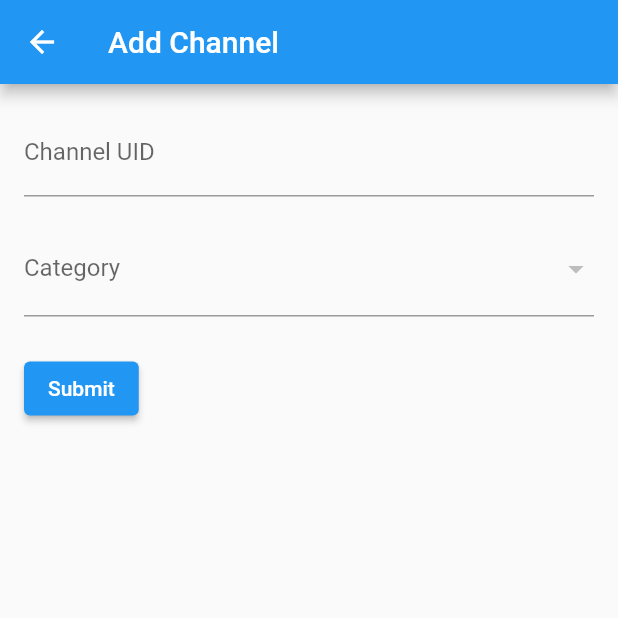
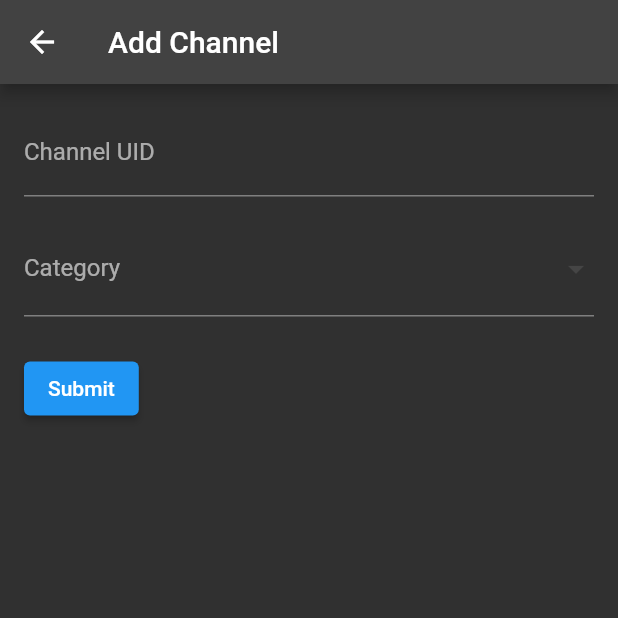
Before and after one commit to xuantruongit32/SE_n11_cleantiktok, a Flutter app: the AddChannel screen opened directly with empty values, on a phone screen of 412 x 824 dp, the top half of it. Run offline on Flutter 3.47's test engine with Material 2 defaults, Android fonts, the phone set to English and light mode, and no system bars; our stand-ins replace cloud_firestore, firebase_auth, firebase_core, video_player; accounts and stored records are empty.

Commit message:
Add darkmode for addchannel

```diff
--- a/src/lib/widgets/addchannelform.dart
+++ b/src/lib/widgets/addchannelform.dart
@@ -83,7 +83,9 @@ class _AddChannelState extends State<AddChannel> {
 
   @override
 Widget build(BuildContext context) {
-    return Scaffold(
+  return Theme(
+    data: ThemeData.dark(),
+    child: Scaffold(
       appBar: AppBar(
         title: Text('Add Channel'),
       ),
@@ -122,13 +124,18 @@ class _AddChannelState extends State<AddChannel> {
               onPressed: () {
                 if (_selectedCategory != null) {
                   _submitForm();
-                    Navigator.push(context, MaterialPageRoute(builder: (context) => HomeScreen()));
+                  Navigator.push(
+                    context,
+                    MaterialPageRoute(builder: (context) => HomeScreen()),
+                  );
                 }
               },
             ),
           ],
         ),
       ),
+    ),
   );
 }
+
 }
```
Lines whose indentation alone changed are shown as unchanged.
